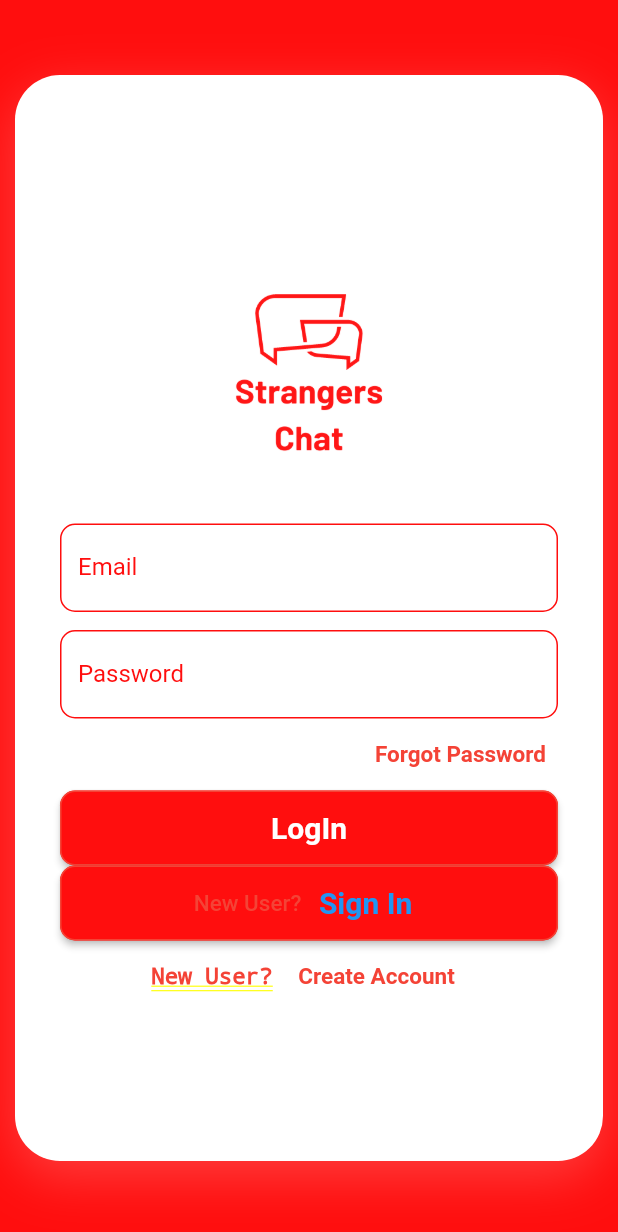
After one commit to Vnjvibhash/Strangers-Chat, a Flutter app: the screen it shows after launch, on a phone screen of 412 x 824 dp. The commit adds this screen. Shown: the top 1232 px of the screen. Run offline on Flutter 3.47's test engine with Material 2 defaults, Android fonts, the phone set to English and light mode, and no system bars; our stand-ins replace flutter_easyloading, google_sign_in; Roboto replaces fonts that are missing (Georgia).

Commit message:
Innitial Commit

```diff
--- a/lib/main.dart
+++ b/lib/main.dart
@@ -1,7 +1,10 @@
 import 'package:flutter/material.dart';
-import 'package:strangerschat/screens/home_screen.dart';
+import 'package:flutter_easyloading/flutter_easyloading.dart';
+import 'package:strangerschat/screens/login_screen.dart';
 
-void main() => runApp(const MyApp());
+void main() {
+  runApp(const MyApp());
+}
 
 class MyApp extends StatelessWidget {
   const MyApp({super.key});
@@ -12,16 +15,14 @@ class MyApp extends StatelessWidget {
     return MaterialApp(
       title: 'Strangers Chat',
       debugShowCheckedModeBanner: false,
-      // theme: ThemeData(
-      //   primaryColor: Colors.red, colorScheme: ColorScheme.fromSwatch().copyWith(secondary: const Color(0xFFFEF9EB)),
-      // ),
       theme: ThemeData(
         brightness: Brightness.dark,
-        primaryColor: Colors.red,
+        primaryColor: const Color(0XFFFF0E0E),
         secondaryHeaderColor: Colors.redAccent,
         fontFamily: 'Georgia',
       ),
-      home: const HomeScreen(),
+      home: const LoginScreen(),
+      builder: EasyLoading.init(),
     );
   }
 }
--- a/lib/models/user_model.dart
+++ b/lib/models/user_model.dart
@@ -1,11 +1,13 @@
 class User {
   final int id;
   final String name;
+  final String bio;
   final String imageUrl;
 
   User({
     required this.id,
     required this.name,
+    required this.bio,
     required this.imageUrl,
   });
 }
--- /dev/null
+++ b/lib/screens/login_screen.dart
@@ -0,0 +1,285 @@
+import 'dart:async';
+import 'dart:convert' show json;
+
+import 'package:flutter/material.dart';
+import 'package:google_sign_in/google_sign_in.dart';
+import 'package:http/http.dart' as http;
+
+GoogleSignIn _googleSignIn = GoogleSignIn(
+  // Optional clientId
+  // clientId: '479882132969-9i9aqik3jfjd7qhci1nqf0bm2g71rm1u.apps.googleusercontent.com',
+  scopes: <String>[
+    'email',
+    'https://www.googleapis.com/auth/contacts.readonly',
+  ],
+);
+
+class LoginScreen extends StatefulWidget {
+  const LoginScreen({super.key});
+
+  @override
+  // ignore: library_private_types_in_public_api
+  _LoginDemoState createState() => _LoginDemoState();
+}
+
+class _LoginDemoState extends State<LoginScreen> {
+  GoogleSignInAccount? _currentUser;
+  String _contactText = '';
+
+  @override
+  void initState() {
+    super.initState();
+    _googleSignIn.onCurrentUserChanged.listen((GoogleSignInAccount? account) {
+      setState(() {
+        _currentUser = account;
+      });
+      if (_currentUser != null) {
+        _handleGetContact(_currentUser!);
+      }
+    });
+    _googleSignIn.signInSilently();
+  }
+
+  Future<void> _handleGetContact(GoogleSignInAccount user) async {
+    setState(() {
+      _contactText = 'Loading contact info...';
+    });
+    final http.Response response = await http.get(
+      Uri.parse('https://people.googleapis.com/v1/people/me/connections'
+          '?requestMask.includeField=person.names'),
+      headers: await user.authHeaders,
+    );
+    if (response.statusCode != 200) {
+      setState(() {
+        _contactText = 'People API gave a ${response.statusCode} '
+            'response. Check logs for details.';
+      });
+      print('People API ${response.statusCode} response: ${response.body}');
+      return;
+    }
+
+    final Map<String, dynamic> data =
+        json.decode(response.body) as Map<String, dynamic>;
+    final String? namedContact = _pickFirstNamedContact(data);
+    setState(() {
+      if (namedContact != null) {
+        _contactText = 'I see you know $namedContact!';
+      } else {
+        _contactText = 'No contacts to display.';
+      }
+    });
+  }
+
+  String? _pickFirstNamedContact(Map<String, dynamic> data) {
+    final List<dynamic>? connections = data['connections'] as List<dynamic>?;
+    final Map<String, dynamic>? contact = connections?.firstWhere(
+      (dynamic contact) => contact['names'] != null,
+      orElse: () => null,
+    ) as Map<String, dynamic>?;
+    if (contact != null) {
+      final Map<String, dynamic>? name = contact['names'].firstWhere(
+        (dynamic name) => name['displayName'] != null,
+        orElse: () => null,
+      ) as Map<String, dynamic>?;
+      if (name != null) {
+        return name['displayName'] as String?;
+      }
+    }
+    return null;
+  }
+
+  Future<void> _handleSignIn() async {
+    try {
+      await _googleSignIn.signIn();
+    } catch (error) {
+      print(error);
+    }
+  }
+
+  Future<void> _handleSignOut() => _googleSignIn.disconnect();
+
+  @override
+  Widget build(BuildContext context) {
+    return SingleChildScrollView(
+      child: GestureDetector(
+        onTap: () => FocusScope.of(context).unfocus(),
+        child: Container(
+          color: Theme.of(context).primaryColor,
+          width: MediaQuery.of(context).size.width,
+          height: MediaQuery.of(context).size.height,
+          padding: const EdgeInsets.symmetric(vertical: 50, horizontal: 10),
+          child: Container(
+            padding: const EdgeInsets.symmetric(vertical: 2, horizontal: 20),
+            decoration: BoxDecoration(
+              borderRadius: BorderRadius.circular(30),
+              color: Colors.white,
+              boxShadow: [
+                BoxShadow(
+                    color: Theme.of(context).hintColor.withOpacity(0.2),
+                    offset: const Offset(0, 10),
+                    blurRadius: 30),
+              ],
+            ),
+            child: Padding(
+              padding: const EdgeInsets.all(10),
+              //padding: EdgeInsets.symmetric(horizontal: 15),
+              child: Column(
+                mainAxisAlignment: MainAxisAlignment.center,
+                children: <Widget>[
+                  Center(
+                    child: SizedBox(
+                        width: 200,
+                        height: 200,
+                        child: Image.asset('assets/images/logo_white.png')),
+                  ),
+                  const TextField(
+                    decoration: InputDecoration(
+                      enabledBorder: OutlineInputBorder(
+                          borderRadius: BorderRadius.all(Radius.circular(10)),
+                          borderSide: BorderSide(color: Color(0XFFFF0E0E))),
+                      focusedBorder: OutlineInputBorder(
+                        borderRadius: BorderRadius.all(Radius.circular(10)),
+                        borderSide: BorderSide(color: Color(0XFFFF0E0E)),
+                      ),
+                      labelText: 'Email',
+                      labelStyle: TextStyle(
+                        color: Color(0XFFFF0E0E),
+                      ),
+                      hintText: 'Enter valid email id as abc@gmail.com',
+                      hintStyle:
+                          TextStyle(color: Color.fromARGB(255, 255, 193, 193)),
+                    ),
+                  ),
+                  const SizedBox(
+                    height: 12.0,
+                  ),
+                  const TextField(
+                    obscureText: true,
+                    decoration: InputDecoration(
+                      enabledBorder: OutlineInputBorder(
+                          borderRadius: BorderRadius.all(Radius.circular(10)),
+                          borderSide: BorderSide(color: Color(0XFFFF0E0E))),
+                      focusedBorder: OutlineInputBorder(
+                        borderRadius: BorderRadius.all(Radius.circular(10)),
+                        borderSide: BorderSide(color: Color(0XFFFF0E0E)),
+                      ),
+                      labelText: 'Password',
+                      labelStyle: TextStyle(color: Color(0XFFFF0E0E)),
+                      hintText: 'Enter secure password',
+                      hintStyle:
+                          TextStyle(color: Color.fromARGB(255, 255, 193, 193)),
+                    ),
+                  ),
+                  Row(
+                    mainAxisAlignment: MainAxisAlignment.end,
+                    children: [
+                      TextButton(
+                        onPressed: () {
+                          //TODO FORGOT PASSWORD SCREEN GOES HERE
+                        },
+                        child: const Text(
+                          'Forgot Password',
+                          style: TextStyle(
+                            color: Colors.red,
+                            fontSize: 15,
+                            fontWeight: FontWeight.bold,
+                          ),
+                        ),
+                      ),
+                    ],
+                  ),
+                  ElevatedButton(
+                    style: ButtonStyle(
+                        backgroundColor: MaterialStateProperty.all<Color>(
+                          const Color(0XFFFF0E0E),
+                        ),
+                        // padding: MaterialStateProperty.all<EdgeInsetsGeometry>(
+                        //   const EdgeInsets.symmetric(
+                        //       vertical: 16.0, horizontal: 100.0),
+                        // ),
+                        shape:
+                            MaterialStateProperty.all<RoundedRectangleBorder>(
+                          RoundedRectangleBorder(
+                            borderRadius: BorderRadius.circular(10.0),
+                            side: const BorderSide(color: Colors.red),
+                          ),
+                        ),
+                        minimumSize: MaterialStateProperty.all<Size>(
+                            const Size.fromHeight(50))),
+                    onPressed: () {},
+                    child: const Text(
+                      'LogIn',
+                      style: TextStyle(
+                        fontSize: 20.0,
+                        fontWeight: FontWeight.bold,
+                      ),
+                    ),
+                  ),
+                  ElevatedButton(
+                    style: ButtonStyle(
+                        backgroundColor: MaterialStateProperty.all<Color>(
+                          const Color(0XFFFF0E0E),
+                        ),
+                        shape:
+                            MaterialStateProperty.all<RoundedRectangleBorder>(
+                          RoundedRectangleBorder(
+                            borderRadius: BorderRadius.circular(10.0),
+                            side: const BorderSide(color: Colors.red),
+                          ),
+                        ),
+                        minimumSize: MaterialStateProperty.all<Size>(
+                            const Size.fromHeight(50))),
+                    onPressed: () {},
+                    child: Row(
+                      mainAxisAlignment: MainAxisAlignment.center,
+                      children: [
+                        const Text(
+                          'New User? ',
+                          style: TextStyle(color: Colors.red, fontSize: 15),
+                        ),
+                        TextButton(
+                          onPressed: () {
+                            //TODO: FORGOT PASSWORD SCREEN GOES HERE
+                          },
+                          child: const Text(
+                            'Sign In',
+                            style: TextStyle(
+                              fontSize: 20.0,
+                              fontWeight: FontWeight.bold,
+                            ),
+                          ),
+                        ),
+                      ],
+                    ),
+                  ),
+                  Row(
+                    mainAxisAlignment: MainAxisAlignment.center,
+                    children: [
+                      const Text(
+                        'New User? ',
+                        style: TextStyle(color: Colors.red, fontSize: 15),
+                      ),
+                      TextButton(
+                        onPressed: () {
+                          //TODO: FORGOT PASSWORD SCREEN GOES HERE
+                        },
+                        child: const Text(
+                          'Create Account',
+                          style: TextStyle(
+                            color: Colors.red,
+                            fontSize: 15,
+                            fontWeight: FontWeight.bold,
+                          ),
+                        ),
+                      ),
+                    ],
+                  )
+                ],
+              ),
+            ),
+          ),
+        ),
+      ),
+    );
+  }
+}
--- a/lib/widgets/favorite_contacts.dart
+++ b/lib/widgets/favorite_contacts.dart
@@ -19,7 +19,7 @@ class FavoriteContacts extends StatelessWidget {
                 const Text(
                   'Favorite Contacts',
                   style: TextStyle(
-                    color: Colors.blueGrey,
+                    color: Colors.white70,
                     fontSize: 18.0,
                     fontWeight: FontWeight.bold,
                     letterSpacing: 1.0,
@@ -30,7 +30,7 @@ class FavoriteContacts extends StatelessWidget {
                     Icons.more_horiz,
                   ),
                   iconSize: 30.0,
-                  color: Colors.blueGrey,
+                  color: Colors.white70,
                   onPressed: () {},
                 ),
               ],
@@ -65,7 +65,7 @@ class FavoriteContacts extends StatelessWidget {
                         Text(
                           favorites[index].name,
                           style: const TextStyle(
-                            color: Colors.blueGrey,
+                            color: Colors.white70,
                             fontSize: 16.0,
                             fontWeight: FontWeight.w600,
                           ),
```
Also changed, not shown: lib/models/message_model.dart (+9 -0 lines), lib/screens/chat_screen.dart (+15 -6 lines), lib/screens/home_screen.dart (+23 -6 lines), lib/widgets/online_users.dart (added, +149 -0 lines), pubspec.yaml (+13 -4 lines), assets/fonts/OpenSans.ttf (added), assets/images/logo_white.png (added), 5 other files.
